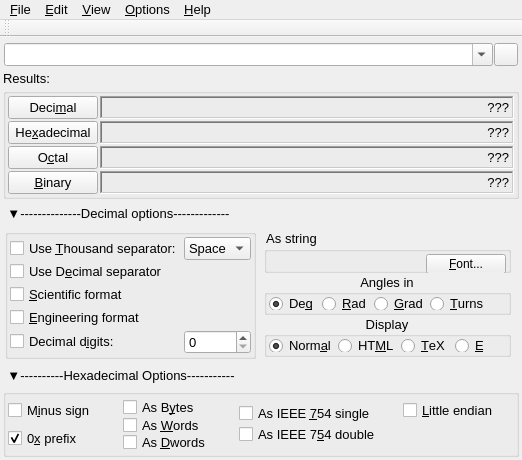
Qt form FalconCalcQt/FalconCalcQt.ui (solyoma/FalconCalc) before a commit.
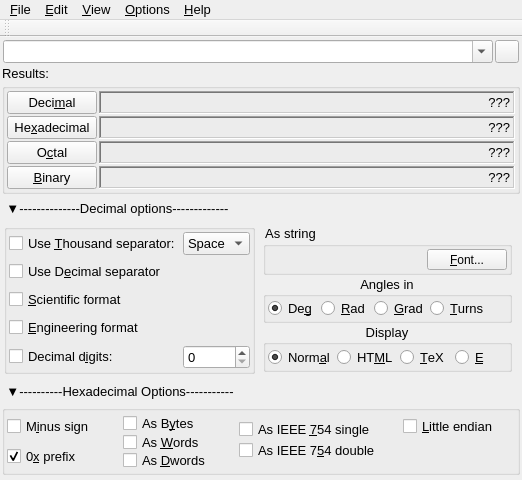
The same form after that commit. Icons and pictures are not drawn.

Commit message: Set default style to "fusion" instead of windows to get the same appearence as in the designer. Changed the UI accordingly. modified Stle menu translation

The edit to the form file:
```diff
--- a/FalconCalcQt/FalconCalcQt.ui
+++ b/FalconCalcQt/FalconCalcQt.ui
@@ -7,19 +7,25 @@
     <x>0</x>
     <y>0</y>
     <width>522</width>
-    <height>460</height>
+    <height>480</height>
    </rect>
   </property>
+  <property name="sizePolicy">
+   <sizepolicy hsizetype="Fixed" vsizetype="Fixed">
+    <horstretch>0</horstretch>
+    <verstretch>0</verstretch>
+   </sizepolicy>
+  </property>
   <property name="minimumSize">
    <size>
     <width>522</width>
-    <height>460</height>
+    <height>480</height>
    </size>
   </property>
   <property name="maximumSize">
    <size>
     <width>522</width>
-    <height>460</height>
+    <height>480</height>
    </size>
   </property>
   <property name="font">
@@ -39,36 +45,359 @@
    <string notr="true"/>
   </property>
   <widget class="QWidget" name="centralWidget">
-   <layout class="QGridLayout" name="gridLayout_3">
+   <layout class="QVBoxLayout" name="verticalLayout_3" stretch="0,0,0,0,0,0,0">
+    <property name="spacing">
+     <number>2</number>
+    </property>
     <property name="leftMargin">
-     <number>3</number>
+     <number>2</number>
     </property>
     <property name="topMargin">
-     <number>3</number>
+     <number>2</number>
     </property>
     <property name="rightMargin">
-     <number>3</number>
+     <number>2</number>
     </property>
     <property name="bottomMargin">
-     <number>3</number>
-    </property>
-    <property name="verticalSpacing">
      <number>2</number>
     </property>
-    <item row="5" column="1">
-     <spacer name="horizontalSpacer">
-      <property name="orientation">
-       <enum>Qt::Horizontal</enum>
+    <item>
+     <widget class="QWidget" name="widget_4" native="true">
+      <property name="sizePolicy">
+       <sizepolicy hsizetype="Preferred" vsizetype="Fixed">
+        <horstretch>0</horstretch>
+        <verstretch>0</verstretch>
+       </sizepolicy>
       </property>
-      <property name="sizeHint" stdset="0">
+      <property name="minimumSize">
        <size>
-        <width>236</width>
-        <height>20</height>
+        <width>0</width>
+        <height>0</height>
        </size>
       </property>
-     </spacer>
+      <layout class="QHBoxLayout" name="horizontalLayout_5">
+       <property name="spacing">
+        <number>2</number>
+       </property>
+       <property name="leftMargin">
+        <number>1</number>
+       </property>
+       <property name="topMargin">
+        <number>1</number>
+       </property>
+       <property name="rightMargin">
+        <number>1</number>
+       </property>
+       <property name="bottomMargin">
+        <number>1</number>
+       </property>
+       <item>
+        <widget class="QComboBox" name="cbInfix">
+         <property name="editable">
+          <bool>true</bool>
+         </property>
+         <property name="placeholderText">
+          <string>Enter formula here</string>
+         </property>
+        </widget>
+       </item>
+       <item>
+        <widget class="QToolButton" name="btnClearInfix">
+         <property name="text">
+          <string/>
+         </property>
+         <property name="icon">
+          <iconset resource="FalconCalcQt.qrc">
+           <normaloff>:/FalconCalcQt/Resources/btndel-gray.png</normaloff>:/FalconCalcQt/Resources/btndel-gray.png</iconset>
+         </property>
+        </widget>
+       </item>
+      </layout>
+     </widget>
     </item>
-    <item row="3" column="0">
+    <item>
+     <widget class="QLabel" name="lblResults">
+      <property name="sizePolicy">
+       <sizepolicy hsizetype="Preferred" vsizetype="Fixed">
+        <horstretch>0</horstretch>
+        <verstretch>0</verstretch>
+       </sizepolicy>
+      </property>
+      <property name="styleSheet">
+       <string notr="true">border:0;margin:0</string>
+      </property>
+      <property name="text">
+       <string>Results:</string>
+      </property>
+     </widget>
+    </item>
+    <item>
+     <widget class="QGroupBox" name="grpResults">
+      <property name="sizePolicy">
+       <sizepolicy hsizetype="Preferred" vsizetype="Fixed">
+        <horstretch>0</horstretch>
+        <verstretch>0</verstretch>
+       </sizepolicy>
+      </property>
+      <property name="title">
+       <string/>
+      </property>
+      <layout class="QFormLayout" name="formLayout">
+       <property name="verticalSpacing">
+        <number>2</number>
+       </property>
+       <property name="leftMargin">
+        <number>2</number>
+       </property>
+       <property name="topMargin">
+        <number>2</number>
+       </property>
+       <property name="rightMargin">
+        <number>2</number>
+       </property>
+       <property name="bottomMargin">
+        <number>2</number>
+       </property>
+       <item row="0" column="0">
+        <widget class="QPushButton" name="btnDecimal">
+         <property name="sizePolicy">
+          <sizepolicy hsizetype="Fixed" vsizetype="Fixed">
+           <horstretch>0</horstretch>
+           <verstretch>0</verstretch>
+          </sizepolicy>
+         </property>
+         <property name="minimumSize">
+          <size>
+           <width>90</width>
+           <height>0</height>
+          </size>
+         </property>
+         <property name="maximumSize">
+          <size>
+           <width>90</width>
+           <height>16777215</height>
+          </size>
+         </property>
+         <property name="font">
+          <font>
+           <family>Tahoma</family>
+           <pointsize>10</pointsize>
+          </font>
+         </property>
+         <property name="text">
+          <string>Deci&amp;mal</string>
+         </property>
+         <property name="flat">
+          <bool>false</bool>
+         </property>
+        </widget>
+       </item>
+       <item row="0" column="1">
+        <widget class="QLabel" name="lblDec">
+         <property name="font">
+          <font>
+           <family>Tahoma</family>
+           <pointsize>10</pointsize>
+          </font>
+         </property>
+         <property name="frameShape">
+          <enum>QFrame::WinPanel</enum>
+         </property>
+         <property name="frameShadow">
+          <enum>QFrame::Sunken</enum>
+         </property>
+         <property name="lineWidth">
+          <number>3</number>
+         </property>
+         <property name="text">
+          <string>???</string>
+         </property>
+         <property name="alignment">
+          <set>Qt::AlignRight|Qt::AlignTrailing|Qt::AlignVCenter</set>
+         </property>
+        </widget>
+       </item>
+       <item row="1" column="0">
+        <widget class="QPushButton" name="btnHexaDecimal">
+         <property name="sizePolicy">
+          <sizepolicy hsizetype="Fixed" vsizetype="Fixed">
+           <horstretch>0</horstretch>
+           <verstretch>0</verstretch>
+          </sizepolicy>
+         </property>
+         <property name="minimumSize">
+          <size>
+           <width>90</width>
+           <height>0</height>
+          </size>
+         </property>
+         <property name="maximumSize">
+          <size>
+           <width>90</width>
+           <height>16777215</height>
+          </size>
+         </property>
+         <property name="font">
+          <font>
+           <family>Tahoma</family>
+           <pointsize>10</pointsize>
+          </font>
+         </property>
+         <property name="text">
+          <string>He&amp;xadecimal</string>
+         </property>
+         <property name="flat">
+          <bool>false</bool>
+         </property>
+        </widget>
+       </item>
+       <item row="1" column="1">
+        <widget class="QLabel" name="lblHex">
+         <property name="font">
+          <font>
+           <family>Tahoma</family>
+           <pointsize>10</pointsize>
+          </font>
+         </property>
+         <property name="frameShape">
+          <enum>QFrame::WinPanel</enum>
+         </property>
+         <property name="frameShadow">
+          <enum>QFrame::Sunken</enum>
+         </property>
+         <property name="lineWidth">
+          <number>3</number>
+         </property>
+         <property name="text">
+          <string>???</string>
+         </property>
+         <property name="alignment">
+          <set>Qt::AlignRight|Qt::AlignTrailing|Qt::AlignVCenter</set>
+         </property>
+        </widget>
+       </item>
+       <item row="2" column="0">
+        <widget class="QPushButton" name="btnOctal">
+         <property name="sizePolicy">
+          <sizepolicy hsizetype="Fixed" vsizetype="Fixed">
+           <horstretch>0</horstretch>
+           <verstretch>0</verstretch>
+          </sizepolicy>
+         </property>
+         <property name="minimumSize">
+          <size>
+           <width>90</width>
+           <height>0</height>
+          </size>
+         </property>
+         <property name="maximumSize">
+          <size>
+           <width>90</width>
+           <height>16777215</height>
+          </size>
+         </property>
+         <property name="font">
+          <font>
+           <family>Tahoma</family>
+           <pointsize>10</pointsize>
+          </font>
+         </property>
+         <property name="text">
+          <string>O&amp;ctal</string>
+         </property>
+         <property name="flat">
+          <bool>false</bool>
+         </property>
+        </widget>
+       </item>
+       <item row="2" column="1">
+        <widget class="QLabel" name="lblOct">
+         <property name="font">
+          <font>
+           <family>Tahoma</family>
+           <pointsize>10</pointsize>
+          </font>
+         </property>
+         <property name="frameShape">
+          <enum>QFrame::WinPanel</enum>
+         </property>
+         <property name="frameShadow">
+          <enum>QFrame::Sunken</enum>
+         </property>
+         <property name="lineWidth">
+          <number>3</number>
+         </property>
+         <property name="text">
+          <string>???</string>
+         </property>
+         <property name="alignment">
+          <set>Qt::AlignRight|Qt::AlignTrailing|Qt::AlignVCenter</set>
+         </property>
+        </widget>
+       </item>
+       <item row="3" column="0">
+        <widget class="QPushButton" name="btnBinary">
+         <property name="sizePolicy">
+          <sizepolicy hsizetype="Fixed" vsizetype="Fixed">
+           <horstretch>0</horstretch>
+           <verstretch>0</verstretch>
+          </sizepolicy>
+         </property>
+         <property name="minimumSize">
+          <size>
+           <width>90</width>
+           <height>0</height>
+          </size>
+         </property>
+         <property name="maximumSize">
+          <size>
+           <width>90</width>
+           <height>16777215</height>
+          </size>
+         </property>
+         <property name="font">
+          <font>
+           <family>Tahoma</family>
+           <pointsize>10</pointsize>
+          </font>
+         </property>
+         <property name="text">
+          <string>&amp;Binary</string>
+         </property>
+         <property name="flat">
+          <bool>false</bool>
+         </property>
+        </widget>
+       </item>
+       <item row="3" column="1">
+        <widget class="QLabel" name="lblBin">
+         <property name="font">
+          <font>
+           <family>Tahoma</family>
+           <pointsize>10</pointsize>
+          </font>
+         </property>
+         <property name="frameShape">
+          <enum>QFrame::WinPanel</enum>
+         </property>
+         <property name="frameShadow">
+          <enum>QFrame::Sunken</enum>
+         </property>
+         <property name="lineWidth">
+          <number>3</number>
+         </property>
+         <property name="text">
+          <string>???</string>
+         </property>
+         <property name="alignment">
+          <set>Qt::AlignRight|Qt::AlignTrailing|Qt::AlignVCenter</set>
+         </property>
+        </widget>
+       </item>
+      </layout>
+     </widget>
+    </item>
+    <item>
      <widget class="QPushButton" name="btnOpenCloseDecOptions">
       <property name="sizePolicy">
        <sizepolicy hsizetype="Fixed" vsizetype="Fixed">
@@ -90,47 +419,12 @@
       </property>
      </widget>
     </item>
-    <item row="3" column="1">
-     <spacer name="horizontalSpacer_2">
-      <property name="orientation">
-       <enum>Qt::Horizontal</enum>
-      </property>
-      <property name="sizeHint" stdset="0">
-       <size>
-        <width>236</width>
-        <height>20</height>
-       </size>
-      </property>
-     </spacer>
-    </item>
-    <item row="5" column="0">
-     <widget class="QPushButton" name="btnOpenCloseHexOptions">
-      <property name="sizePolicy">
-       <sizepolicy hsizetype="Fixed" vsizetype="Fixed">
-        <horstretch>0</horstretch>
-        <verstretch>0</verstretch>
-       </sizepolicy>
-      </property>
-      <property name="maximumSize">
-       <size>
-        <width>16777215</width>
-        <height>24</height>
-       </size>
-      </property>
-      <property name="text">
-       <string>▼----------Hexadecimal Options-----------</string>
-      </property>
-      <property name="flat">
-       <bool>true</bool>
-      </property>
-     </widget>
-    </item>
-    <item row="4" column="0" colspan="2">
+    <item>
      <widget class="QWidget" name="frmDecimal" native="true">
       <property name="maximumSize">
        <size>
         <width>16777215</width>
-        <height>144</height>
+        <height>155</height>
        </size>
       </property>
       <layout class="QHBoxLayout" name="horizontalLayout_4">
@@ -157,10 +451,16 @@
            <verstretch>0</verstretch>
           </sizepolicy>
          </property>
+         <property name="minimumSize">
+          <size>
+           <width>0</width>
+           <height>150</height>
+          </size>
+         </property>
          <property name="maximumSize">
           <size>
            <width>16777215</width>
-           <height>130</height>
+           <height>150</height>
           </size>
          </property>
          <layout class="QGridLayout" name="gridLayout">
@@ -276,10 +576,16 @@
            <verstretch>0</verstretch>
           </sizepolicy>
          </property>
+         <property name="minimumSize">
+          <size>
+           <width>0</width>
+           <height>150</height>
+          </size>
+         </property>
          <property name="maximumSize">
           <size>
            <width>16777215</width>
-           <height>130</height>
+           <height>150</height>
           </size>
          </property>
          <layout class="QVBoxLayout" name="verticalLayout">
@@ -350,7 +656,7 @@
              <item>
               <widget class="QPushButton" name="btnStringFont">
                <property name="sizePolicy">
-                <sizepolicy hsizetype="Fixed" vsizetype="Preferred">
+                <sizepolicy hsizetype="Fixed" vsizetype="Fixed">
                  <horstretch>0</horstretch>
                  <verstretch>0</verstretch>
                 </sizepolicy>
@@ -509,7 +815,29 @@
       </layout>
      </widget>
     </item>
-    <item row="6" column="0" colspan="2">
+    <item>
+     <widget class="QPushButton" name="btnOpenCloseHexOptions">
+      <property name="sizePolicy">
+       <sizepolicy hsizetype="Fixed" vsizetype="Fixed">
+        <horstretch>0</horstretch>
+        <verstretch>0</verstretch>
+       </sizepolicy>
+      </property>
+      <property name="maximumSize">
+       <size>
+        <width>16777215</width>
+        <height>24</height>
+       </size>
+      </property>
+      <property name="text">
+       <string>▼----------Hexadecimal Options-----------</string>
+      </property>
+      <property name="flat">
+       <bool>true</bool>
+      </property>
+     </widget>
+    </item>
+    <item>
      <widget class="QGroupBox" name="gbHexOptions">
       <property name="sizePolicy">
        <sizepolicy hsizetype="Preferred" vsizetype="Fixed">
@@ -517,10 +845,16 @@
         <verstretch>0</verstretch>
        </sizepolicy>
       </property>
+      <property name="minimumSize">
+       <size>
+        <width>0</width>
+        <height>70</height>
+       </size>
+      </property>
       <property name="maximumSize">
        <size>
         <width>16777215</width>
-        <height>68</height>
+        <height>70</height>
        </size>
       </property>
       <property name="title">
@@ -659,336 +993,6 @@
       </layout>
      </widget>
     </item>
-    <item row="2" column="0" colspan="2">
-     <widget class="QGroupBox" name="grpResults">
-      <property name="sizePolicy">
-       <sizepolicy hsizetype="Preferred" vsizetype="Fixed">
-        <horstretch>0</horstretch>
-        <verstretch>0</verstretch>
-       </sizepolicy>
-      </property>
-      <property name="title">
-       <string/>
-      </property>
-      <layout class="QFormLayout" name="formLayout">
-       <property name="verticalSpacing">
-        <number>2</number>
-       </property>
-       <property name="leftMargin">
-        <number>2</number>
-       </property>
-       <property name="topMargin">
-        <number>2</number>
-       </property>
-       <property name="rightMargin">
-        <number>2</number>
-       </property>
-       <property name="bottomMargin">
-        <number>2</number>
-       </property>
-       <item row="0" column="0">
-        <widget class="QPushButton" name="btnDecimal">
-         <property name="sizePolicy">
-          <sizepolicy hsizetype="Fixed" vsizetype="Fixed">
-           <horstretch>0</horstretch>
-           <verstretch>0</verstretch>
-          </sizepolicy>
-         </property>
-         <property name="minimumSize">
-          <size>
-           <width>90</width>
-           <height>0</height>
-          </size>
-         </property>
-         <property name="maximumSize">
-          <size>
-           <width>90</width>
-           <height>16777215</height>
-          </size>
-         </property>
-         <property name="font">
-          <font>
-           <family>Tahoma</family>
-           <pointsize>10</pointsize>
-          </font>
-         </property>
-         <property name="text">
-          <string>Deci&amp;mal</string>
-         </property>
-         <property name="flat">
-          <bool>false</bool>
-         </property>
-        </widget>
-       </item>
-       <item row="0" column="1">
-        <widget class="QLabel" name="lblDec">
-         <property name="font">
-          <font>
-           <family>Tahoma</family>
-           <pointsize>10</pointsize>
-          </font>
-         </property>
-         <property name="frameShape">
-          <enum>QFrame::WinPanel</enum>
-         </property>
-         <property name="frameShadow">
-          <enum>QFrame::Sunken</enum>
-         </property>
-         <property name="lineWidth">
-          <number>3</number>
-         </property>
-         <property name="text">
-          <string>???</string>
-         </property>
-         <property name="alignment">
-          <set>Qt::AlignRight|Qt::AlignTrailing|Qt::AlignVCenter</set>
-         </property>
-        </widget>
-       </item>
-       <item row="1" column="0">
-        <widget class="QPushButton" name="btnHexaDecimal">
-         <property name="sizePolicy">
-          <sizepolicy hsizetype="Fixed" vsizetype="Fixed">
-           <horstretch>0</horstretch>
-           <verstretch>0</verstretch>
-          </sizepolicy>
-         </property>
-         <property name="minimumSize">
-          <size>
-           <width>90</width>
-           <height>0</height>
-          </size>
-         </property>
-         <property name="maximumSize">
-          <size>
-           <width>90</width>
-           <height>16777215</height>
-          </size>
-         </property>
-         <property name="font">
-          <font>
-           <family>Tahoma</family>
-           <pointsize>10</pointsize>
-          </font>
-         </property>
-         <property name="text">
-          <string>He&amp;xadecimal</string>
-         </property>
-         <property name="flat">
-          <bool>false</bool>
-         </property>
-        </widget>
-       </item>
-       <item row="1" column="1">
-        <widget class="QLabel" name="lblHex">
-         <property name="font">
-          <font>
-           <family>Tahoma</family>
-           <pointsize>10</pointsize>
-          </font>
-         </property>
-         <property name="frameShape">
-          <enum>QFrame::WinPanel</enum>
-         </property>
-         <property name="frameShadow">
-          <enum>QFrame::Sunken</enum>
-         </property>
-         <property name="lineWidth">
-          <number>3</number>
-         </property>
-         <property name="text">
-          <string>???</string>
-         </property>
-         <property name="alignment">
-          <set>Qt::AlignRight|Qt::AlignTrailing|Qt::AlignVCenter</set>
-         </property>
-        </widget>
-       </item>
-       <item row="2" column="0">
-        <widget class="QPushButton" name="btnOctal">
-         <property name="sizePolicy">
-          <sizepolicy hsizetype="Fixed" vsizetype="Fixed">
-           <horstretch>0</horstretch>
-           <verstretch>0</verstretch>
-          </sizepolicy>
-         </property>
-         <property name="minimumSize">
-          <size>
-           <width>90</width>
-           <height>0</height>
-          </size>
-         </property>
-         <property name="maximumSize">
-          <size>
-           <width>90</width>
-           <height>16777215</height>
-          </size>
-         </property>
-         <property name="font">
-          <font>
-           <family>Tahoma</family>
-           <pointsize>10</pointsize>
-          </font>
-         </property>
-         <property name="text">
-          <string>O&amp;ctal</string>
-         </property>
-         <property name="flat">
-          <bool>false</bool>
-         </property>
-        </widget>
-       </item>
-       <item row="2" column="1">
-        <widget class="QLabel" name="lblOct">
-         <property name="font">
-          <font>
-           <family>Tahoma</family>
-           <pointsize>10</pointsize>
-          </font>
-         </property>
-         <property name="frameShape">
-          <enum>QFrame::WinPanel</enum>
-         </property>
-         <property name="frameShadow">
-          <enum>QFrame::Sunken</enum>
-         </property>
-         <property name="lineWidth">
-          <number>3</number>
-         </property>
-         <property name="text">
-          <string>???</string>
-         </property>
-         <property name="alignment">
-          <set>Qt::AlignRight|Qt::AlignTrailing|Qt::AlignVCenter</set>
-         </property>
-        </widget>
-       </item>
-       <item row="3" column="0">
-        <widget class="QPushButton" name="btnBinary">
-         <property name="sizePolicy">
-          <sizepolicy hsizetype="Fixed" vsizetype="Fixed">
-           <horstretch>0</horstretch>
-           <verstretch>0</verstretch>
-          </sizepolicy>
-         </property>
-         <property name="minimumSize">
-          <size>
-           <width>90</width>
-           <height>0</height>
-          </size>
-         </property>
-         <property name="maximumSize">
-          <size>
-           <width>90</width>
-           <height>16777215</height>
-          </size>
-         </property>
-         <property name="font">
-          <font>
-           <family>Tahoma</family>
-           <pointsize>10</pointsize>
-          </font>
-         </property>
-         <property name="text">
-          <string>&amp;Binary</string>
-         </property>
-         <property name="flat">
-          <bool>false</bool>
-         </property>
-        </widget>
-       </item>
-       <item row="3" column="1">
-        <widget class="QLabel" name="lblBin">
-         <property name="font">
-          <font>
-           <family>Tahoma</family>
-           <pointsize>10</pointsize>
-          </font>
-         </property>
-         <property name="frameShape">
-          <enum>QFrame::WinPanel</enum>
-         </property>
-         <property name="frameShadow">
-          <enum>QFrame::Sunken</enum>
-         </property>
-         <property name="lineWidth">
-          <number>3</number>
-         </property>
-         <property name="text">
-          <string>???</string>
-         </property>
-         <property name="alignment">
-          <set>Qt::AlignRight|Qt::AlignTrailing|Qt::AlignVCenter</set>
-         </property>
-        </widget>
-       </item>
-      </layout>
-     </widget>
-    </item>
-    <item row="0" column="0" colspan="2">
-     <widget class="QWidget" name="widget_4" native="true">
-      <property name="minimumSize">
-       <size>
-        <width>0</width>
-        <height>0</height>
-       </size>
-      </property>
-      <layout class="QHBoxLayout" name="horizontalLayout_5">
-       <property name="spacing">
-        <number>1</number>
-       </property>
-       <property name="leftMargin">
-        <number>1</number>
-       </property>
-       <property name="topMargin">
-        <number>1</number>
-       </property>
-       <property name="rightMargin">
-        <number>1</number>
-       </property>
-       <property name="bottomMargin">
-        <number>1</number>
-       </property>
-       <item>
-        <widget class="QComboBox" name="cbInfix">
-         <property name="editable">
-          <bool>true</bool>
-         </property>
-         <property name="placeholderText">
-          <string>Enter formula here</string>
-         </property>
-        </widget>
-       </item>
-       <item>
-        <widget class="QToolButton" name="btnClearInfix">
-         <property name="text">
-          <string/>
-         </property>
-         <property name="icon">
-          <iconset resource="FalconCalcQt.qrc">
-           <normaloff>:/FalconCalcQt/Resources/btndel-gray.png</normaloff>:/FalconCalcQt/Resources/btndel-gray.png</iconset>
-         </property>
-        </widget>
-       </item>
-      </layout>
-     </widget>
-    </item>
-    <item row="1" column="0" colspan="2">
-     <widget class="QLabel" name="lblResults">
-      <property name="sizePolicy">
-       <sizepolicy hsizetype="Preferred" vsizetype="Fixed">
-        <horstretch>0</horstretch>
-        <verstretch>0</verstretch>
-       </sizepolicy>
-      </property>
-      <property name="styleSheet">
-       <string notr="true">border:0;margin:0</string>
-      </property>
-      <property name="text">
-       <string>Results:</string>
-      </property>
-     </widget>
-    </item>
    </layout>
   </widget>
   <widget class="QMenuBar" name="menuBar">
```
Left out of the diff: 2 changed lines with no effect on the pictures. The commit also changes 4 other files.
